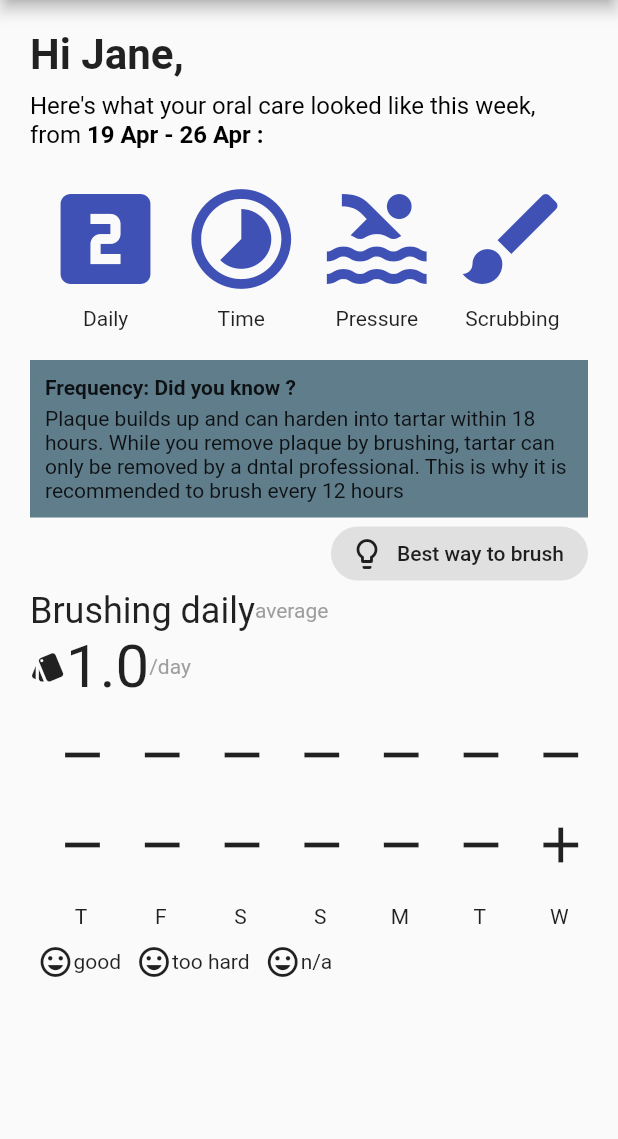
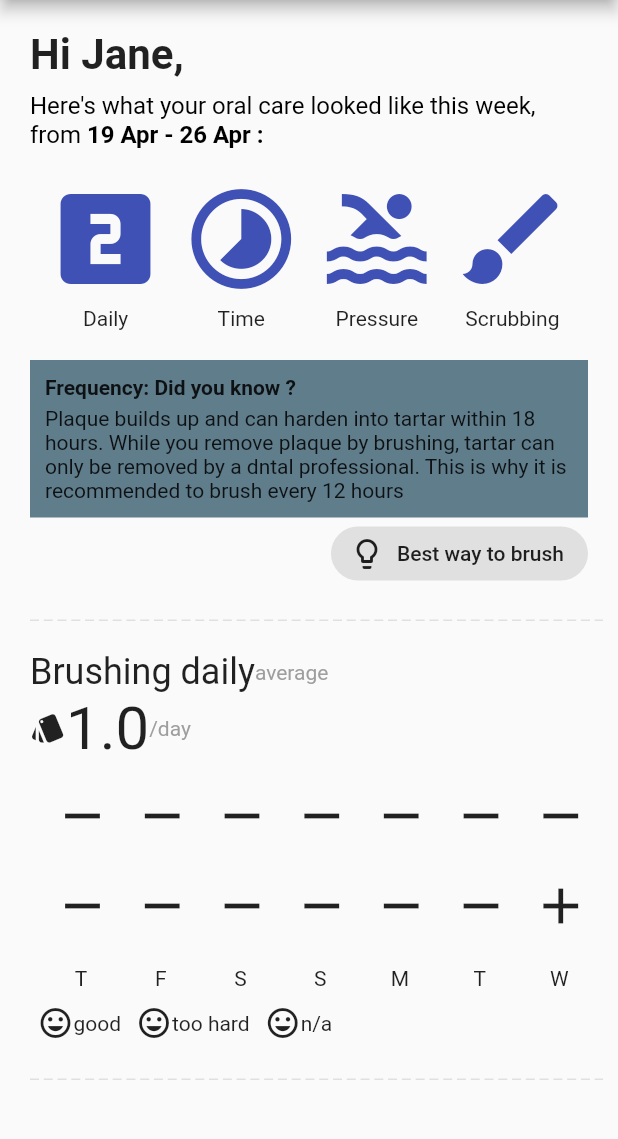
Before and after one commit to AnkurPhilips/ohc_app, a Flutter app: the screen it shows after launch, on a phone screen of 412 x 824 dp, the part 84-1223 px from its top. Run offline on Flutter 3.47's test engine with Material 2 defaults, Android fonts, the phone set to English and light mode, and no system bars; drawn by our look-alikes of flutter_dash; our stand-ins replace charts_flutter.

Commit message:
minor changes

```diff
--- a/lib/Graphs.dart
+++ b/lib/Graphs.dart
@@ -54,7 +54,7 @@ class GraphContainer extends StatelessWidget
   {
     getData();
     return(
-        Container(
+        Container( padding: EdgeInsets.only(top: 20,bottom: 20),
           child: Column(
             crossAxisAlignment: CrossAxisAlignment.start,
             children: <Widget>[
--- a/lib/PageOne.dart
+++ b/lib/PageOne.dart
@@ -1,4 +1,5 @@
 import 'package:flutter/material.dart';
+import 'package:flutter_dash/flutter_dash.dart';
 import 'get_data.dart';
 import 'widgets.dart';
 import 'package:ohc_app/Graphs.dart';
@@ -17,12 +18,19 @@ class PageOne extends StatelessWidget{
     return ListView(
       //mainAxisAlignment: MainAxisAlignment.spaceEvenly,
       children: <Widget>[
+
         first(weekString),
+
         second(iconSize),
+
         third(),
+
         fourth(context),
 
+        Dash(length: 410,dashColor: Colors.grey.shade300,),
+
         GraphContainer(
+
           reportData:report.data.frequency,
           firstString: 'Brushing daily' ,
           secondString:'average',
@@ -30,6 +38,7 @@ class PageOne extends StatelessWidget{
           fourthString:'/day',
           firstIcon:Icons.style,
           graphType: 0,),
+        Dash(length: 410,dashColor: Colors.grey.shade300,),
 
       ],
     );
--- a/lib/PageThree.dart
+++ b/lib/PageThree.dart
@@ -2,6 +2,7 @@ import 'package:flutter/material.dart';
 import 'get_data.dart';
 import 'widgets.dart';
 import 'package:ohc_app/Graphs.dart';
+import 'package:flutter_dash/flutter_dash.dart';
 
 // ignore: must_be_immutable
 class PageThree extends StatelessWidget{
@@ -14,6 +15,7 @@ class PageThree extends StatelessWidget{
     return Column(
       mainAxisAlignment: MainAxisAlignment.start,
       children: <Widget>[
+
         GraphContainer(reportData:report.data.scrubbing,
           firstString: 'Scrubbing applied' ,
           secondString:'',
@@ -21,7 +23,11 @@ class PageThree extends StatelessWidget{
           fourthString:'',
           firstIcon:Icons.style,
           graphType: 0,),
+
+        Dash(length: 410,dashColor: Colors.grey.shade300,),
+
         SizedBox(height: 10),
+
         ninth(),
 
       ],
--- a/lib/widgets.dart
+++ b/lib/widgets.dart
@@ -69,6 +69,7 @@ Widget customIcon(IconData icon, double size,  String data){
   );
 
   Widget fourth(BuildContext context) => Container(
+    padding: EdgeInsets.only(bottom: 20),
       child: Row(
         mainAxisAlignment: MainAxisAlignment.end,
         children: <Widget>[
```
Also changed, not shown: lib/PageTwo.dart (+6 -1 lines).
